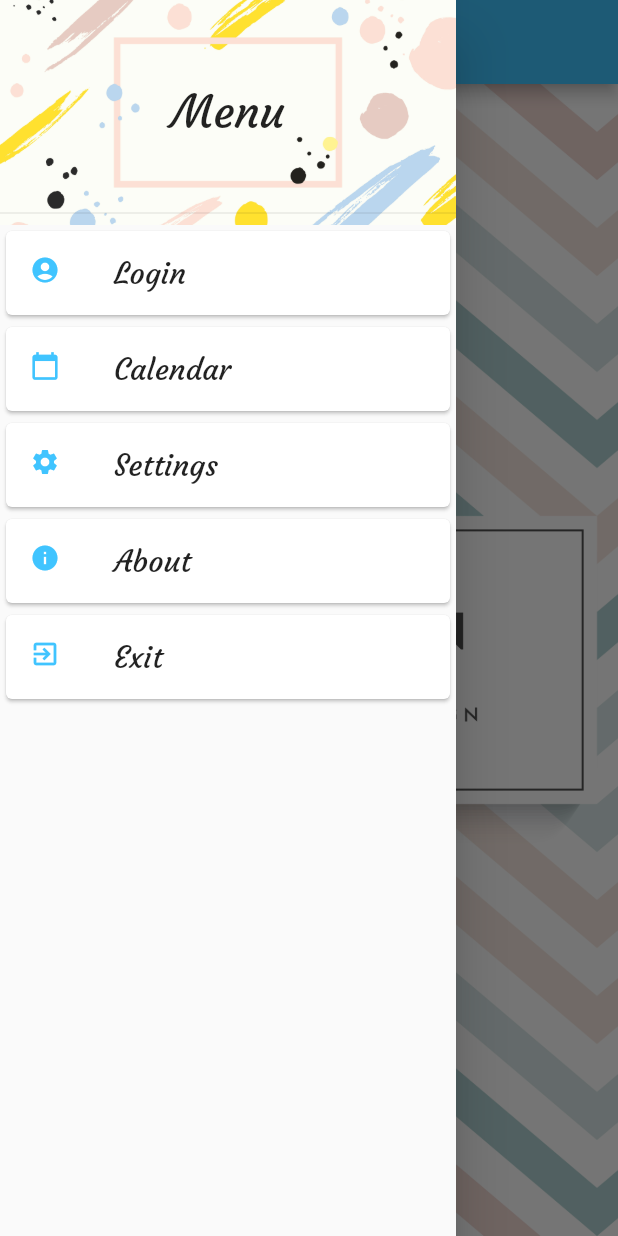
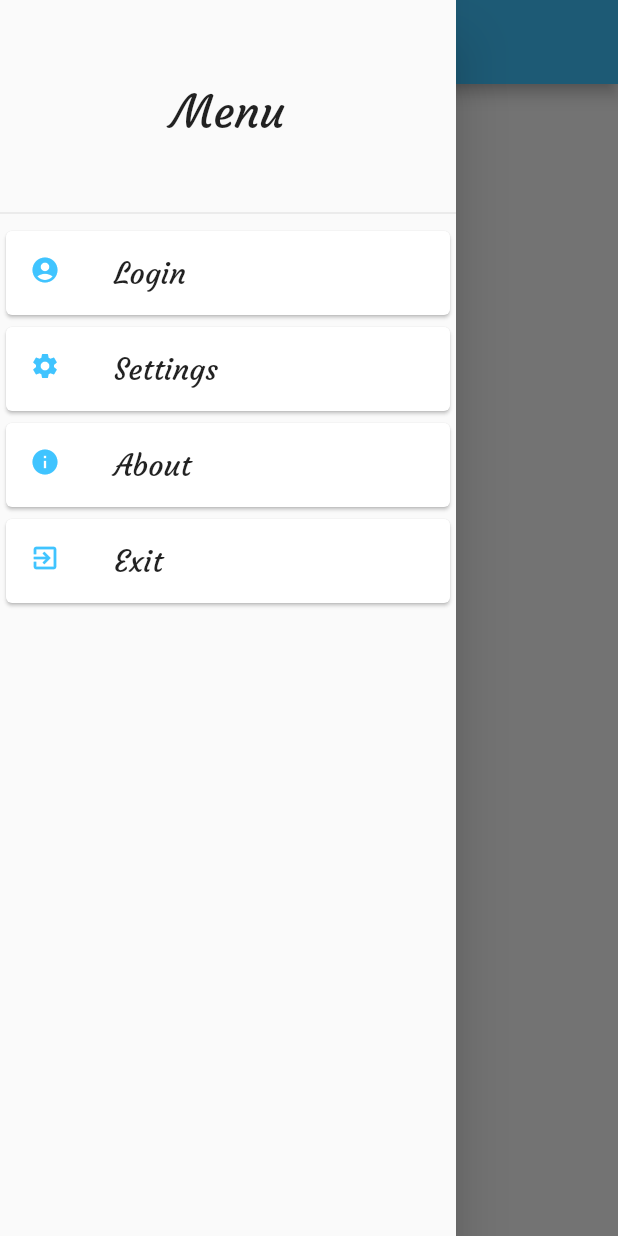
Before and after one commit to ArkadiiShatkovskyi/Android, a Flutter app: the screen it shows after launch, with the side drawer open, on a phone screen of 412 x 824 dp. Run offline on Flutter 3.47's test engine with Material 2 defaults, Android fonts, the phone set to English and light mode, and no system bars.

Commit message:
Navigation set up

```diff
--- a/Flutter_Projects/JobApp/lib/DrawerCard.dart
+++ b/Flutter_Projects/JobApp/lib/DrawerCard.dart
@@ -30,7 +30,7 @@ class DrawerCard extends StatelessWidget{
         ),
         onTap:(){
           if(text == "About"){
-            Navigator.push(context, MaterialPageRoute(builder: (context) => InfoWidget(iconsColor)));
+            Navigator.pushReplacement(context, MaterialPageRoute(builder: (context) => InfoWidget(iconsColor)));
           }else if(text == "Exit"){
             showExitDialon(context);
           }
@@ -64,5 +64,4 @@ class DrawerCard extends StatelessWidget{
         }
     );
   }
-
 }
--- a/Flutter_Projects/JobApp/lib/InfoWidget.dart
+++ b/Flutter_Projects/JobApp/lib/InfoWidget.dart
@@ -1,5 +1,5 @@
 import 'package:flutter/material.dart';
-import 'MenuDrawer.dart';
+import 'TextControl.dart';
 
 class InfoWidget extends StatelessWidget{
   final Color titleColor;
@@ -11,19 +11,25 @@ class InfoWidget extends StatelessWidget{
   Widget build(BuildContext context) {
     return MaterialApp(
       debugShowCheckedModeBanner: false,
-      home: Scaffold(
-        drawer: MenuDrawer(),
+      home: WillPopScope(
+          onWillPop: () async => false,
+          child: Scaffold(
             appBar: AppBar(
                 title: Text("About"),
                 backgroundColor: this.titleColor,
+                leading: IconButton(icon:Icon(Icons.arrow_back),
+                  onPressed:() => Navigator.pushReplacement(context, MaterialPageRoute(builder: (context) => TextControl())),
+                )
             ),
             body: Container(
+              /**                                                ///BACKGROUND
                   decoration: BoxDecoration(
                   image: DecorationImage(
                   image: AssetImage("assets/images/bckg3.jpg"),
                   fit: BoxFit.cover
                   )
                   ),
+               */
                 child: ListView(
                     padding: EdgeInsets.all(15.0),
                     children: <Widget>[
@@ -51,6 +57,7 @@ class InfoWidget extends StatelessWidget{
                     ]
                 )
             ),
+          ),
       )
     );
   }
--- a/Flutter_Projects/JobApp/lib/MenuDrawer.dart
+++ b/Flutter_Projects/JobApp/lib/MenuDrawer.dart
@@ -9,14 +9,19 @@ class MenuDrawer extends StatelessWidget{
   final double iconsSize = 20.0;
   final double titleDrawerSize = 30.0;
   final Color iconsColor = Colors.lightBlueAccent;
+  final int menuItem;
+
+  MenuDrawer(this.menuItem);
 
   @override
   Widget build(BuildContext context) {
     return Drawer(
-        child: ListView(
-          padding: EdgeInsets.zero,
-          children: <Widget>[
-            Container(
+        child: getList(),
+    );
+  }
+
+  Container drawerStyle(){
+      return Container(
         height: 150.0,
         child: DrawerHeader(
             child: Center(
@@ -27,20 +32,41 @@ class MenuDrawer extends StatelessWidget{
                 ),
               ),
             )),
-                  decoration: BoxDecoration(
+        /**
+            decoration: BoxDecoration(                          ///BACKGROUND IMAGE FOR DRAWER MENU
             image: DecorationImage(
             image: AssetImage("assets/images/img1.jpg"),
             fit: BoxFit.cover
             )
             ),
-                ),
+         **/
+      );
+  }
+
+  ListView getList(){
+    if(this.menuItem == 2) {
+      return ListView(
+          padding: EdgeInsets.zero,
+          children: <Widget>[
+            drawerStyle(),
+            DrawerCard("Login", iconsColor, drawerFont, iconsSize, tilesFontSize, Icons.account_circle),
+            DrawerCard("Settings", iconsColor, drawerFont, iconsSize, tilesFontSize, Icons.settings),
+            DrawerCard("About", iconsColor, drawerFont, iconsSize, tilesFontSize, Icons.info),
+            DrawerCard("Exit", iconsColor, drawerFont, iconsSize, tilesFontSize, Icons.exit_to_app),
+          ]
+      );
+      }else{
+      return ListView(
+          padding: EdgeInsets.zero,
+          children: <Widget>[
+            drawerStyle(),
             DrawerCard("Login", iconsColor, drawerFont, iconsSize, tilesFontSize, Icons.account_circle),
             DrawerCard("Calendar", iconsColor, drawerFont, iconsSize, tilesFontSize, Icons.calendar_today),
             DrawerCard("Settings", iconsColor, drawerFont, iconsSize, tilesFontSize, Icons.settings),
             DrawerCard("About", iconsColor, drawerFont, iconsSize, tilesFontSize, Icons.info),
             DrawerCard("Exit", iconsColor, drawerFont, iconsSize, tilesFontSize, Icons.exit_to_app),
-          ],
-        )
+          ]
       );
     }
   }
+}
--- a/Flutter_Projects/JobApp/lib/TextControl.dart
+++ b/Flutter_Projects/JobApp/lib/TextControl.dart
@@ -13,21 +13,26 @@ class _WidgetState extends State<TextControl>{
   Widget build(BuildContext context) {
     return MaterialApp(
           debugShowCheckedModeBanner: false,
-          home: Scaffold(
+          home: WillPopScope(
+            onWillPop: () async => false,
+            child: Scaffold(
               appBar: AppBar(
                 title: Text("Test here :)"),
                 backgroundColor: Colors.lightBlueAccent,
               ),
               body: Container(
-              decoration: BoxDecoration(
+                /**
+                    decoration: BoxDecoration(        ///Background
                     image: DecorationImage(
                     image: AssetImage(bcgImage),
                     fit: BoxFit.cover
                     )
                     ),
+                 **/
               ),
-            drawer: MenuDrawer(),
+              drawer: MenuDrawer(2),
             ),
+          )
         );
   }
 }
```
Lines whose indentation alone changed are shown as unchanged.
